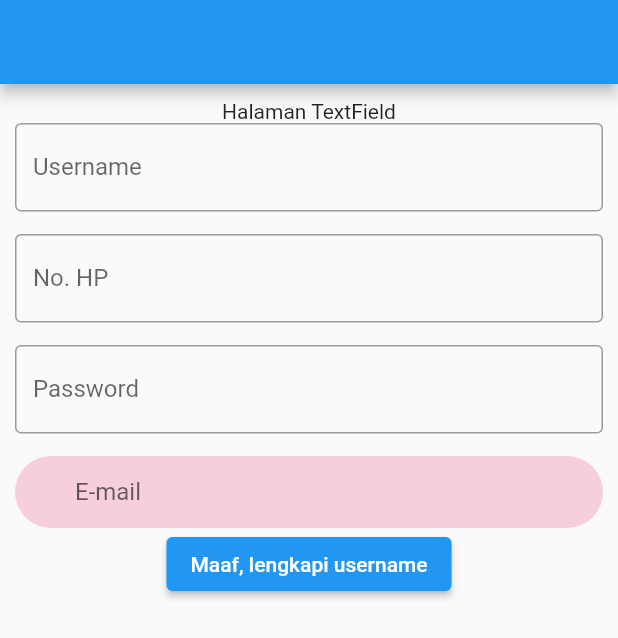
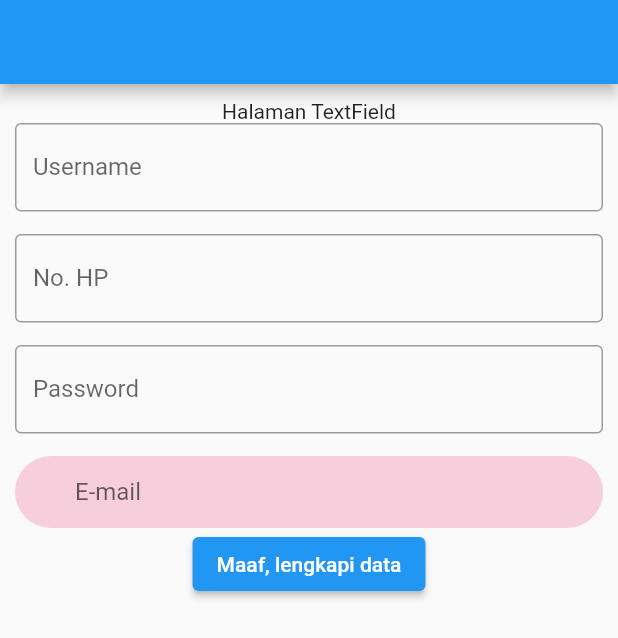
Before and after one commit to mwiguna/belajar_flutter_dasar, a Flutter app: the screen it shows after launch, after a tap on "Klik", on a phone screen of 412 x 824 dp. Shown: the top 638 px of the screen. Run offline on Flutter 3.47's test engine with Material 2 defaults, Android fonts, the phone set to English and light mode, and no system bars.

Commit message:
komen or and

```diff
--- a/lib/halaman_textfield.dart
+++ b/lib/halaman_textfield.dart
@@ -85,11 +85,14 @@ class _HalamanTextFieldState extends State<HalamanTextField> {
                       password = controller_password.text;
                       email = controller_email.text;
 
-                      if(username == ""){
-                        textbutton = "Maaf, lengkapi username";
+                      if(username == "" || no_hp == "" || password == "" || email == ""){
+                        textbutton = "Maaf, lengkapi data";
                       } else {
                         textbutton = "Berhasil";
                       }
+
+                      // or = salah satu benar, true
+                      // and = salah satu salah, false
                     });
                   },
                   child: Text(textbutton)
```
